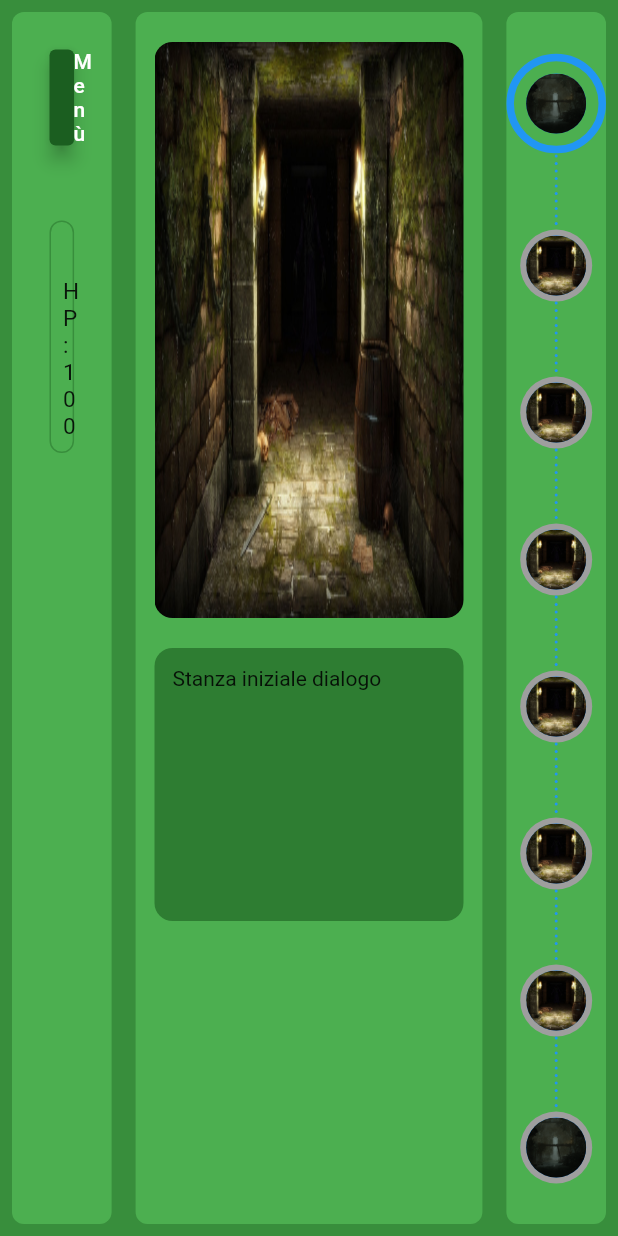
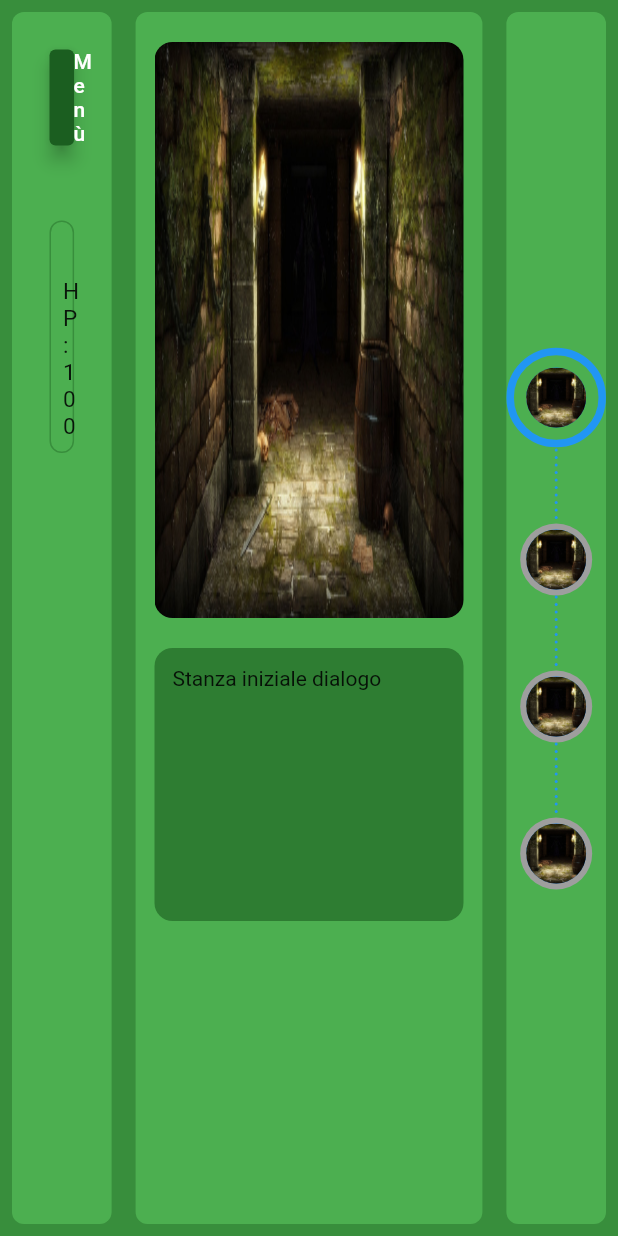
Before and after one commit to GiuseppeDaidone/IngSwUnibg21, a Flutter app: the PaginaGiocatore screen opened directly, on a phone screen of 412 x 824 dp. Run offline on Flutter 3.47's test engine with Material 2 defaults, Android fonts, the phone set to English and light mode, and no system bars; our stand-ins replace google_fonts, im_stepper.

Commit message:
connected stepper to the rest

```diff
--- a/codice/lib/screens/pagina giocatore/terza colonna/terza_colonna.dart
+++ b/codice/lib/screens/pagina giocatore/terza colonna/terza_colonna.dart
@@ -1,9 +1,8 @@
-import 'package:codice/screens/pagina%20giocatore/widgets%20pagina%20giocatore/pulsante_inventario.dart';
-import 'package:codice/screens/pagina%20giocatore/widgets%20pagina%20giocatore/pulsante_menu.dart';
-import 'package:codice/screens/pagina%20home/pagina_home.dart';
+import 'package:codice/model/partita.dart';
 import 'package:codice/theme/game_theme.dart';
 import 'package:flutter/material.dart';
 import 'package:im_stepper/stepper.dart';
+import 'package:provider/provider.dart';
 
 // CONTENUTO TERZA COLONNA
 //
@@ -43,25 +42,23 @@ class _TerzaColonnaState extends State<TerzaColonna> {
       ),
       height: _size.height,
       width: _size.width / 6,
-      child: Column(
+      child: Consumer<Partita>(
+        builder: (context, partita, _) {
+          return Column(
             crossAxisAlignment: CrossAxisAlignment.start,
             children: <Widget>[
               Expanded(
                 child: ImageStepper(
+                  stepReachedAnimationEffect: Curves.decelerate,
+                  stepReachedAnimationDuration: Duration(seconds: 2),
                   enableNextPreviousButtons: false,
                   activeStepBorderWidth: 5,
                   direction: Axis.vertical,
                   images: [
-                AssetImage("images/homegif.gif"),
-                AssetImage("images/dun.jpg"),
-                AssetImage("images/dun.jpg"),
-                AssetImage("images/dun.jpg"),
-                AssetImage("images/dun.jpg"),
-                AssetImage("images/dun.jpg"),
-                AssetImage("images/dun.jpg"),
-                AssetImage("images/homegif.gif")
+                    for (int i = 0; i < partita.mappa.length; i++)
+                      AssetImage(partita.mappa[i].immagini[0]),
                   ],
-              activeStep: _activeStep,
+                  activeStep: partita.getStanzaCorrente().index,
                   onStepReached: (index) {
                     setState(() {
                       _activeStep = index;
@@ -70,6 +67,8 @@ class _TerzaColonnaState extends State<TerzaColonna> {
                 ),
               ),
             ],
+          );
+        },
       ),
     );
   }
```
Lines whose indentation alone changed are shown as unchanged.
